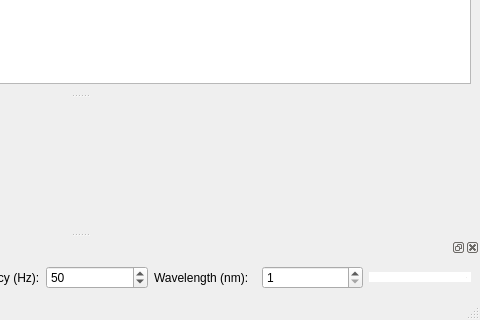
First picture: the form in gui/powermeter/ui_powermeter.ui, repository QMAPP-mq/qudi, before the edit; both pictures show x 320 to 800 and y 280 to 600 of the 800 by 600 pixel window.
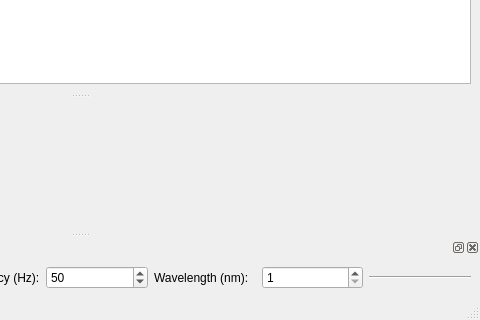
Second picture: the form after the edit. Icons and pictures are not drawn. Custom widgets are drawn as their Qt base class.

Commit message: for testing, created the horizontal line wavelength _representor

The edit to the form file:
```diff
--- a/gui/powermeter/ui_powermeter.ui
+++ b/gui/powermeter/ui_powermeter.ui
@@ -181,207 +181,14 @@
          <height>41</height>
         </size>
        </property>
-       <property name="palette">
-        <palette>
-         <active>
-          <colorrole role="WindowText">
-           <brush brushstyle="SolidPattern">
-            <color alpha="255">
-             <red>191</red>
-             <green>191</green>
-             <blue>191</blue>
-            </color>
-           </brush>
-          </colorrole>
-          <colorrole role="Light">
-           <brush brushstyle="SolidPattern">
-            <color alpha="255">
-             <red>255</red>
-             <green>255</green>
-             <blue>255</blue>
-            </color>
-           </brush>
-          </colorrole>
-          <colorrole role="Midlight">
-           <brush brushstyle="SolidPattern">
-            <color alpha="255">
-             <red>255</red>
-             <green>255</green>
-             <blue>255</blue>
-            </color>
-           </brush>
-          </colorrole>
-          <colorrole role="Dark">
-           <brush brushstyle="SolidPattern">
-            <color alpha="255">
-             <red>255</red>
-             <green>255</green>
-             <blue>255</blue>
-            </color>
-           </brush>
-          </colorrole>
-          <colorrole role="Mid">
-           <brush brushstyle="SolidPattern">
-            <color alpha="255">
-             <red>255</red>
-             <green>255</green>
-             <blue>255</blue>
-            </color>
-           </brush>
-          </colorrole>
-          <colorrole role="Text">
-           <brush brushstyle="SolidPattern">
-            <color alpha="255">
-             <red>223</red>
-             <green>223</green>
-             <blue>223</blue>
-            </color>
-           </brush>
-          </colorrole>
-          <colorrole role="ButtonText">
-           <brush brushstyle="SolidPattern">
-            <color alpha="255">
-             <red>207</red>
-             <green>207</green>
-             <blue>207</blue>
-            </color>
-           </brush>
-          </colorrole>
-         </active>
-         <inactive>
-          <colorrole role="WindowText">
-           <brush brushstyle="SolidPattern">
-            <color alpha="255">
-             <red>191</red>
-             <green>191</green>
-             <blue>191</blue>
-            </color>
-           </brush>
-          </colorrole>
-          <colorrole role="Light">
-           <brush brushstyle="SolidPattern">
-            <color alpha="255">
-             <red>255</red>
-             <green>255</green>
-             <blue>255</blue>
-            </color>
-           </brush>
-          </colorrole>
-          <colorrole role="Midlight">
-           <brush brushstyle="SolidPattern">
-            <color alpha="255">
-             <red>255</red>
-             <green>255</green>
-             <blue>255</blue>
-            </color>
-           </brush>
-          </colorrole>
-          <colorrole role="Dark">
-           <brush brushstyle="SolidPattern">
-            <color alpha="255">
-             <red>255</red>
-             <green>255</green>
-             <blue>255</blue>
-            </color>
-           </brush>
-          </colorrole>
-          <colorrole role="Mid">
-           <brush brushstyle="SolidPattern">
-            <color alpha="255">
-             <red>255</red>
-             <green>255</green>
-             <blue>255</blue>
-            </color>
-           </brush>
-          </colorrole>
-          <colorrole role="Text">
-           <brush brushstyle="SolidPattern">
-            <color alpha="255">
-             <red>223</red>
-             <green>223</green>
-             <blue>223</blue>
-            </color>
-           </brush>
-          </colorrole>
-          <colorrole role="ButtonText">
-           <brush brushstyle="SolidPattern">
-            <color alpha="255">
-             <red>207</red>
-             <green>207</green>
-             <blue>207</blue>
-            </color>
-           </brush>
-          </colorrole>
-         </inactive>
-         <disabled>
-          <colorrole role="WindowText">
-           <brush brushstyle="SolidPattern">
-            <color alpha="255">
-             <red>255</red>
-             <green>255</green>
-             <blue>255</blue>
-            </color>
-           </brush>
-          </colorrole>
-          <colorrole role="Light">
-           <brush brushstyle="SolidPattern">
-            <color alpha="255">
-             <red>255</red>
-             <green>255</green>
-             <blue>255</blue>
-            </color>
-           </brush>
-          </colorrole>
-          <colorrole role="Midlight">
-           <brush brushstyle="SolidPattern">
-            <color alpha="255">
-             <red>255</red>
-             <green>255</green>
-             <blue>255</blue>
-            </color>
-           </brush>
-          </colorrole>
-          <colorrole role="Dark">
-           <brush brushstyle="SolidPattern">
-            <color alpha="255">
-             <red>255</red>
-             <green>255</green>
-             <blue>255</blue>
-            </color>
-           </brush>
-          </colorrole>
-          <colorrole role="Mid">
-           <brush brushstyle="SolidPattern">
-            <color alpha="255">
-             <red>255</red>
-             <green>255</green>
-             <blue>255</blue>
-            </color>
-           </brush>
-          </colorrole>
-          <colorrole role="Text">
-           <brush brushstyle="SolidPattern">
-            <color alpha="255">
-             <red>255</red>
-             <green>255</green>
-             <blue>255</blue>
-            </color>
-           </brush>
-          </colorrole>
-          <colorrole role="ButtonText">
-           <brush brushstyle="SolidPattern">
-            <color alpha="255">
-             <red>255</red>
-             <green>255</green>
-             <blue>255</blue>
-            </color>
-           </brush>
-          </colorrole>
-         </disabled>
-        </palette>
+       <property name="autoFillBackground">
+        <bool>false</bool>
+       </property>
+       <property name="frameShadow">
+        <enum>QFrame::Sunken</enum>
        </property>
        <property name="lineWidth">
-        <number>5</number>
+        <number>1</number>
        </property>
        <property name="orientation">
         <enum>Qt::Horizontal</enum>
```
